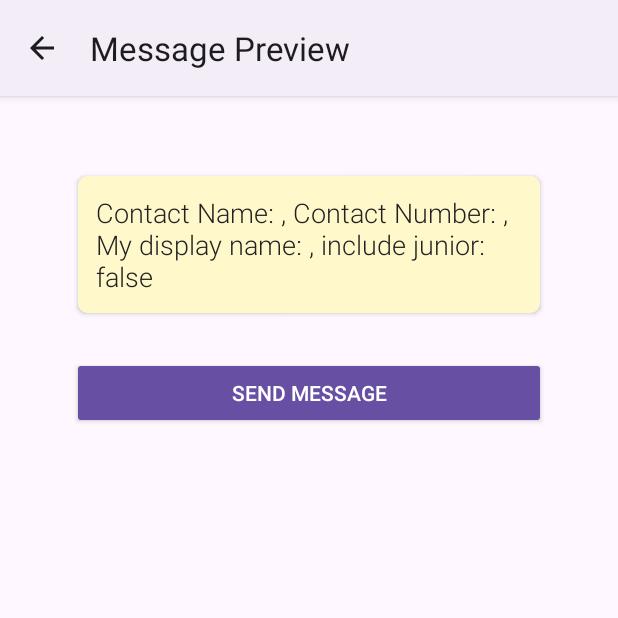
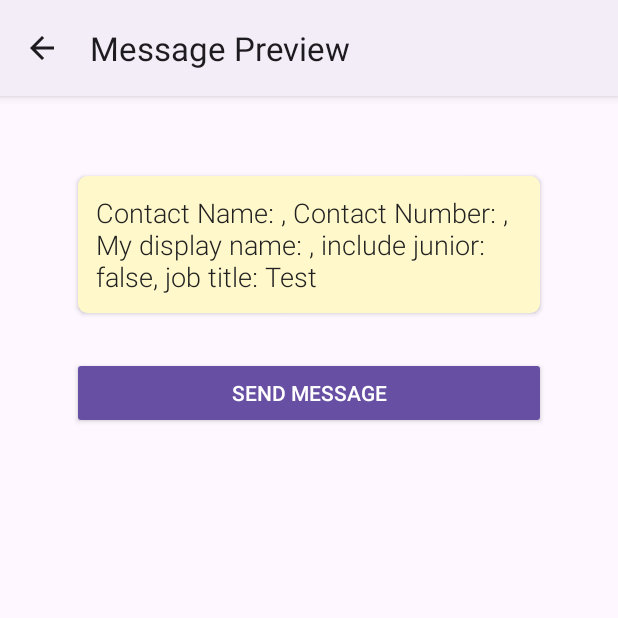
Before and after one commit to kem79/My-Self-Promo-App, an Android app: the screen it shows after launch (PreviewActivity), after a tap on "PREVIEW MESSAGE", on a phone screen of 412 x 824 dp, the top half of it. Run offline under Robolectric (Android 15) with nearby library versions, the phone set to English and light mode, and no system bars.

Commit message:
add options for the spinner value #9

```diff
--- a/app/src/main/java/com/marcal/selfpromoapp/MainActivity.kt
+++ b/app/src/main/java/com/marcal/selfpromoapp/MainActivity.kt
@@ -3,7 +3,7 @@ package com.marcal.selfpromoapp
 import android.content.Intent
 import android.os.Bundle
 import android.util.Log
-import android.widget.Toast
+import android.widget.ArrayAdapter
 import androidx.appcompat.app.AppCompatActivity
 import com.marcal.selfpromoapp.databinding.ActivityMainBinding
 
@@ -20,10 +20,19 @@ class MainActivity : AppCompatActivity() {
         binding.buttonPreview.setOnClickListener { view ->
             onPreviewClicked()
         }
+
+        val spinnerValues: Array<String> = arrayOf("Test", "Developer", "Manager")
+        val spinnerAdapter = ArrayAdapter(this,
+            android.R.layout.simple_spinner_dropdown_item,
+            spinnerValues)
+        binding.spinnerJobTitle.adapter = spinnerAdapter
     }
 
     private fun onPreviewClicked() {
-        Log.d("This is my TAG", "Currently, contactNameEditText is " + binding.editTextContactName.toString())
+        Log.d(
+            "This is my TAG",
+            "Currently, contactNameEditText is " + binding.editTextContactName.toString()
+        )
         val contactName = binding.editTextContactName.text.toString()
         val contactNumber = binding.editTextContactNumber.text.toString()
         val myDisplayName = binding.editTextMyDisplayName.text.toString()
--- a/app/src/main/java/com/marcal/selfpromoapp/PreviewActivity.kt
+++ b/app/src/main/java/com/marcal/selfpromoapp/PreviewActivity.kt
@@ -21,7 +21,7 @@ class PreviewActivity : AppCompatActivity() {
         val immediateStart = intent.getBooleanExtra("Immediate Start", false)
         val startDate = intent.getStringExtra("Start Date")
 
-        val testString = "Contact Name: $contactName, Contact Number: $contactNumber, My display name: $myDisplayName, include junior: $includeJunior"
+        val testString = "Contact Name: $contactName, Contact Number: $contactNumber, My display name: $myDisplayName, include junior: $includeJunior, job title: $jobTitle"
         binding.textViewMessage.text = testString
 
     }
```
